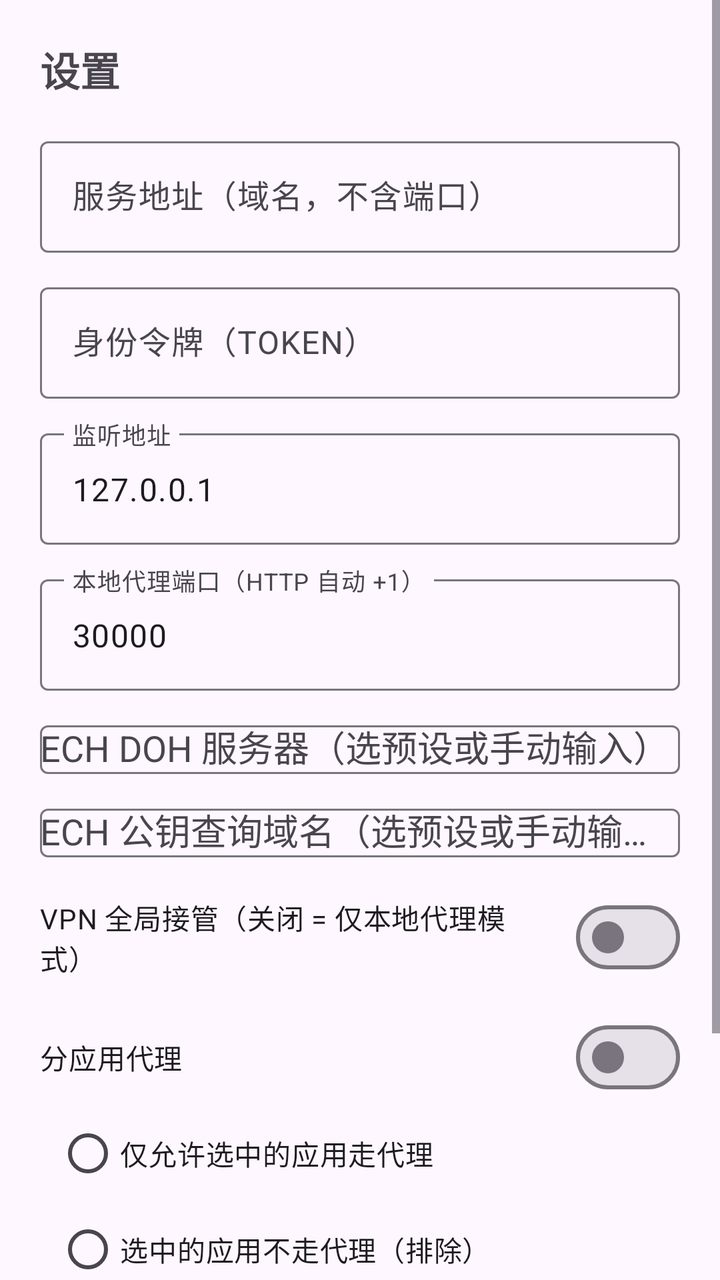
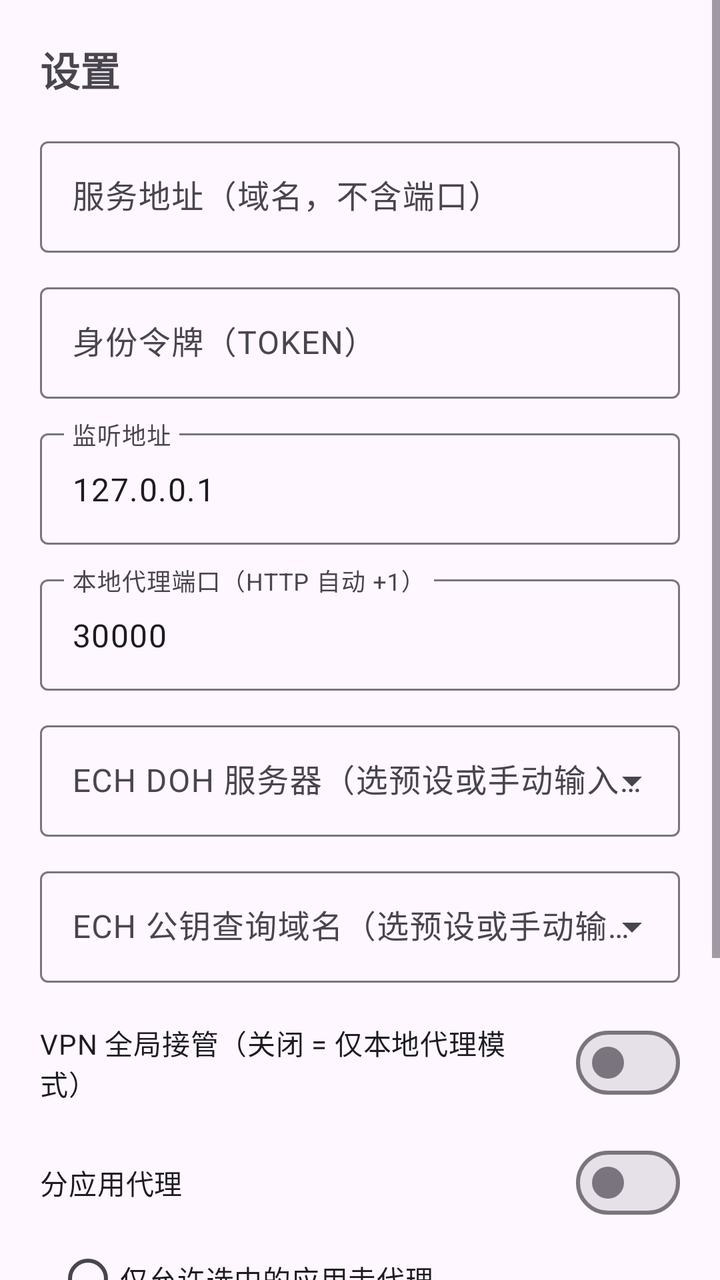

An Android layout rendered at two revisions. The XML below is the earlier revision; the diff shows what the commit changed to produce the second picture.
<!-- AndroidManifest.xml: application theme Theme.EchOS -->
<!-- res/layout/activity_settings.xml -->
<?xml version="1.0" encoding="utf-8"?>
<ScrollView xmlns:android="http://schemas.android.com/apk/res/android"
    android:layout_width="match_parent"
    android:layout_height="match_parent"
    android:fillViewport="true">

    <LinearLayout
        android:layout_width="match_parent"
        android:layout_height="wrap_content"
        android:orientation="vertical"
        android:padding="20dp">

        <TextView
            android:layout_width="match_parent"
            android:layout_height="wrap_content"
            android:text="设置"
            android:textSize="20sp"
            android:textStyle="bold"
            android:layout_marginBottom="16dp" />

        <com.google.android.material.textfield.TextInputLayout
            style="@style/Widget.Material3.TextInputLayout.OutlinedBox"
            android:layout_width="match_parent"
            android:layout_height="wrap_content"
            android:hint="服务地址（域名，不含端口）">

            <com.google.android.material.textfield.TextInputEditText
                android:id="@+id/editDomain"
                android:layout_width="match_parent"
                android:layout_height="wrap_content"
                android:inputType="textUri"
                android:singleLine="true" />
        </com.google.android.material.textfield.TextInputLayout>

        <com.google.android.material.textfield.TextInputLayout
            style="@style/Widget.Material3.TextInputLayout.OutlinedBox"
            android:layout_width="match_parent"
            android:layout_height="wrap_content"
            android:layout_marginTop="12dp"
            android:hint="身份令牌（TOKEN）">

            <com.google.android.material.textfield.TextInputEditText
                android:id="@+id/editToken"
                android:layout_width="match_parent"
                android:layout_height="wrap_content"
                android:inputType="text"
                android:singleLine="true" />
        </com.google.android.material.textfield.TextInputLayout>

        <com.google.android.material.textfield.TextInputLayout
            style="@style/Widget.Material3.TextInputLayout.OutlinedBox"
            android:layout_width="match_parent"
            android:layout_height="wrap_content"
            android:layout_marginTop="12dp"
            android:hint="监听地址">

            <com.google.android.material.textfield.TextInputEditText
                android:id="@+id/editListenAddr"
                android:layout_width="match_parent"
                android:layout_height="wrap_content"
                android:inputType="textUri"
                android:text="127.0.0.1"
                android:singleLine="true" />
        </com.google.android.material.textfield.TextInputLayout>

        <com.google.android.material.textfield.TextInputLayout
            style="@style/Widget.Material3.TextInputLayout.OutlinedBox"
            android:layout_width="match_parent"
            android:layout_height="wrap_content"
            android:layout_marginTop="12dp"
            android:hint="本地代理端口（HTTP 自动 +1）">

            <com.google.android.material.textfield.TextInputEditText
                android:id="@+id/editListenPort"
                android:layout_width="match_parent"
                android:layout_height="wrap_content"
                android:inputType="number"
                android:text="30000"
                android:singleLine="true" />
        </com.google.android.material.textfield.TextInputLayout>

        <com.google.android.material.textfield.TextInputLayout
            style="@style/Widget.Material3.TextInputLayout.ExposedDropdownMenu"
            android:layout_width="match_parent"
            android:layout_height="wrap_content"
            android:layout_marginTop="12dp"
            android:hint="ECH DOH 服务器（选预设或手动输入）">

            <AutoCompleteTextView
                android:id="@+id/spinnerDoh"
                android:layout_width="match_parent"
                android:layout_height="wrap_content"
                android:inputType="textUri"
                android:singleLine="true" />
        </com.google.android.material.textfield.TextInputLayout>

        <com.google.android.material.textfield.TextInputLayout
            style="@style/Widget.Material3.TextInputLayout.ExposedDropdownMenu"
            android:layout_width="match_parent"
            android:layout_height="wrap_content"
            android:layout_marginTop="12dp"
            android:hint="ECH 公钥查询域名（选预设或手动输入）">

            <AutoCompleteTextView
                android:id="@+id/spinnerEch"
                android:layout_width="match_parent"
                android:layout_height="wrap_content"
                android:inputType="textUri"
                android:singleLine="true" />
        </com.google.android.material.textfield.TextInputLayout>

        <com.google.android.material.materialswitch.MaterialSwitch
            android:id="@+id/switchVpn"
            android:layout_width="match_parent"
            android:layout_height="wrap_content"
            android:layout_marginTop="16dp"
            android:text="VPN 全局接管（关闭 = 仅本地代理模式）" />

        
        <com.google.android.material.materialswitch.MaterialSwitch
            android:id="@+id/switchAppFilter"
            android:layout_width="match_parent"
            android:layout_height="wrap_content"
            android:layout_marginTop="12dp"
            android:text="分应用代理" />

        <RadioGroup
            android:id="@+id/rgAppMode"
            android:layout_width="match_parent"
            android:layout_height="wrap_content"
            android:layout_marginStart="8dp"
            android:orientation="vertical">

            <RadioButton
                android:id="@+id/rbAllow"
                android:layout_width="match_parent"
                android:layout_height="wrap_content"
                android:text="仅允许选中的应用走代理" />

            <RadioButton
                android:id="@+id/rbExclude"
                android:layout_width="match_parent"
                android:layout_height="wrap_content"
                android:text="选中的应用不走代理（排除）" />
        </RadioGroup>

        <com.google.android.material.button.MaterialButton
            android:id="@+id/btnPickApps"
            style="@style/Widget.Material3.Button.OutlinedButton"
            android:layout_width="match_parent"
            android:layout_height="wrap_content"
            android:layout_marginTop="4dp"
            android:text="选择应用（已选 0 个）" />

        <com.google.android.material.button.MaterialButton
            android:id="@+id/btnSave"
            android:layout_width="match_parent"
            android:layout_height="wrap_content"
            android:layout_marginTop="24dp"
            android:text="保存" />
    </LinearLayout>
</ScrollView>
<!-- resources referenced by this layout -->
<resources>
  <style name="Theme.EchOS" parent="Theme.Material3.DayNight.NoActionBar" />
</resources>

<!-- the commit's change to res/layout/activity_settings.xml (unified diff, before → after) -->
@@ -80,7 +80,7 @@
         </com.google.android.material.textfield.TextInputLayout>
 
         <com.google.android.material.textfield.TextInputLayout
-            style="@style/Widget.Material3.TextInputLayout.ExposedDropdownMenu"
+            style="@style/Widget.Material3.TextInputLayout.OutlinedBox.ExposedDropdownMenu"
             android:layout_width="match_parent"
             android:layout_height="wrap_content"
             android:layout_marginTop="12dp"
@@ -95,7 +95,7 @@
         </com.google.android.material.textfield.TextInputLayout>
 
         <com.google.android.material.textfield.TextInputLayout
-            style="@style/Widget.Material3.TextInputLayout.ExposedDropdownMenu"
+            style="@style/Widget.Material3.TextInputLayout.OutlinedBox.ExposedDropdownMenu"
             android:layout_width="match_parent"
             android:layout_height="wrap_content"
             android:layout_marginTop="12dp"
